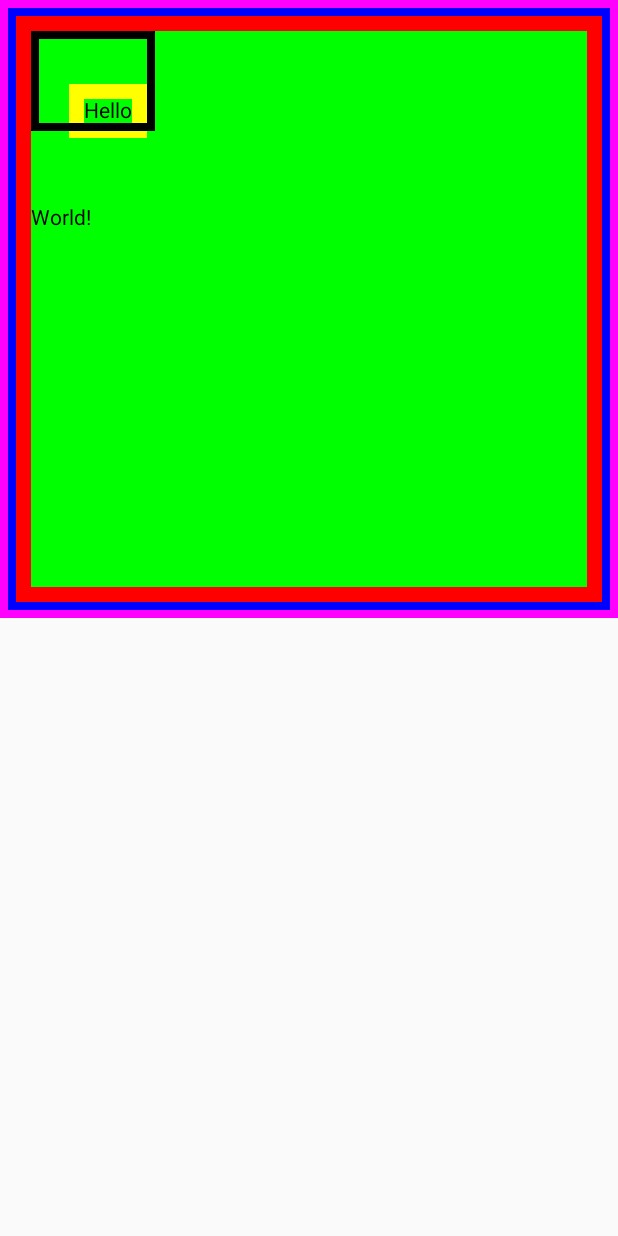
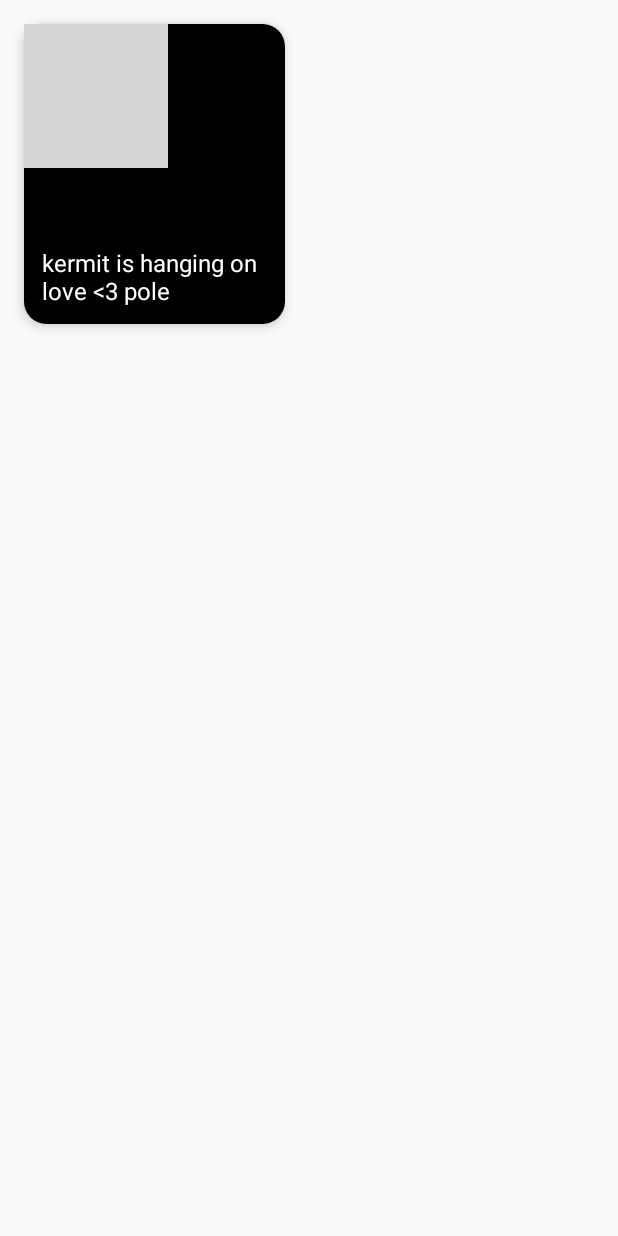
Before and after one commit to rehmanjameel/Kotlin-Jetpack-Compose, an Android app built with Jetpack Compose: the screen it shows after launch (MainActivity), on a phone screen of 412 x 824 dp. Run offline under Robolectric (Android 15) with nearby library versions, the phone set to English and light mode, and no system bars; grey boxes are pictures that could not be loaded.

Commit message:
set image with painter and box

```diff
--- a/app/src/main/java/com/example/firstcomposeapp/MainActivity.kt
+++ b/app/src/main/java/com/example/firstcomposeapp/MainActivity.kt
@@ -5,119 +5,90 @@ import androidx.activity.ComponentActivity
 import androidx.activity.compose.setContent
 import androidx.compose.foundation.Image
 import androidx.compose.foundation.background
-import androidx.compose.foundation.border
-import androidx.compose.foundation.layout.Arrangement
 import androidx.compose.foundation.layout.Box
-import androidx.compose.foundation.layout.Column
-import androidx.compose.foundation.layout.Row
-import androidx.compose.foundation.layout.Spacer
-import androidx.compose.foundation.layout.fillMaxHeight
 import androidx.compose.foundation.layout.fillMaxSize
 import androidx.compose.foundation.layout.fillMaxWidth
 import androidx.compose.foundation.layout.height
-import androidx.compose.foundation.layout.offset
 import androidx.compose.foundation.layout.padding
-import androidx.compose.foundation.layout.size
-import androidx.compose.foundation.layout.width
-import androidx.compose.material.icons.Icons
-import androidx.compose.material.icons.filled.Add
-import androidx.compose.material3.Icon
-import androidx.compose.material3.MaterialTheme
-import androidx.compose.material3.Surface
+import androidx.compose.foundation.shape.RoundedCornerShape
+import androidx.compose.material3.Card
+import androidx.compose.material3.CardDefaults
 import androidx.compose.material3.Text
 import androidx.compose.runtime.Composable
 import androidx.compose.ui.Alignment
 import androidx.compose.ui.Modifier
+import androidx.compose.ui.graphics.Brush
 import androidx.compose.ui.graphics.Color
+import androidx.compose.ui.graphics.painter.Painter
+import androidx.compose.ui.layout.ContentScale
 import androidx.compose.ui.res.painterResource
-import androidx.compose.ui.tooling.preview.Preview
+import androidx.compose.ui.text.TextStyle
 import androidx.compose.ui.unit.dp
 import androidx.compose.ui.unit.sp
-import com.example.firstcomposeapp.ui.theme.FirstComposeAppTheme
 
 class MainActivity : ComponentActivity() {
     override fun onCreate(savedInstanceState: Bundle?) {
         super.onCreate(savedInstanceState)
         setContent {
-//            FirstComposeAppTheme {
-//                // A surface container using the 'background' color from the theme
-//                Surface(
-//                    modifier = Modifier.fillMaxSize(),
-//                    color = MaterialTheme.colorScheme.background
-//                ) {
-//                    Greeting("Android")
-//                }
-//            }
+            val painter = painterResource(id = R.drawable.kermit)
+            val description = "kermit is hanging on <3 love pole"
+            val title = "kermit is hanging on love <3 pole"
 
-            Column(
-                modifier = Modifier
-                    .fillMaxWidth()
-                    .background(Color.Green)
-                    .fillMaxHeight(0.5f)
-//                    .width(600.dp)
-                    .border(5.dp, Color.Magenta)
-                    .padding(5.dp)
-                    .border(5.dp, Color.Blue)
-                    .padding(5.dp)
-                    .border(10.dp, Color.Red)
-                    .padding(10.dp)
-//                horizontalAlignment = Alignment.CenterHorizontally,
-//                verticalArrangement = Arrangement.SpaceEvenly
+            Box(modifier = Modifier
+                .fillMaxWidth(0.5f)
+                .padding(16.dp)) {
+                ImageCard(
+                    painter = painter,
+                    contentDescription = description,
+                    title = title
+                )
+            }
+        }
+
+    }
+
+}
+
+@Composable
+fun ImageCard(
+    painter: Painter,
+    contentDescription: String,
+    title: String,
+    modifier: Modifier = Modifier
+) {
+    Card(
+        modifier = modifier.fillMaxWidth(),
+        shape = RoundedCornerShape(15.dp),
+        elevation = CardDefaults.cardElevation(
+            defaultElevation = 5.dp
+        )
+    ) {
+
+        Box(modifier = Modifier.height(200.dp)) {
+            Image(
+                painter = painter,
+                contentDescription = contentDescription,
+                contentScale = ContentScale.FillBounds
+            )
+            Box(modifier = Modifier
+                .fillMaxSize()
+                .background(
+                    Brush.verticalGradient(
+                        colors = listOf(
+                            Color.Transparent,
+                            Color.Black
+                        ),
+                        startY = 300f
+                    )
+                )
+            )
+            Box(modifier = Modifier
+                .fillMaxSize()
+                .padding(12.dp),
+                contentAlignment = Alignment.BottomStart // align the text box at the bottom of image box
             ) {
-                Text(text = "Hello", modifier = Modifier
-                    .border(5.dp, Color.Black)
-                    .padding(15.dp)
-                    .offset(10.dp, 20.dp)
-                    .border(10.dp, Color.Yellow)
-                    .padding(10.dp))
-                Spacer(modifier = Modifier.height(50.dp))
-                Text(text = "World!")
-
-
+                Text(text = title, style = TextStyle(color = Color.White, fontSize = 16.sp))
             }
         }
     }
 }
-
-@Composable
-fun Greeting(name: String, modifier: Modifier = Modifier) {
-//    Image(painter = painterResource(id = R.drawable.ic_launcher_foreground),
-//        contentDescription = null,
-//    modifier = Modifier.background(Color.Gray))
-    Column {
-        for (i in 1 .. 10) {
-            Icon(
-                imageVector = Icons.Default.Add,
-                contentDescription = null
-            )
-        }
-    }
-
-//    Box(
-//        modifier = Modifier.size(400.dp),
-//
-//    ) {
-//
-//        Text(
-//            text = "Hello $name!",
-//            color = Color.Blue,
-//            fontSize = 20.sp,
-//            modifier = Modifier.align(Alignment.BottomEnd)
-//        )
-//        Text(
-//            text = "Some Other text!",
-//            modifier = modifier,
-//            color = Color.Blue,
-//            fontSize = 20.sp
-//        )
-
-//    }
-}
-
-@Preview(showBackground = true, device = "spec:width=411dp,height=891dp")
-@Composable
-fun GreetingPreview() {
-    FirstComposeAppTheme {
-//        Greeting("ARJamil")
-    }
-}
```
